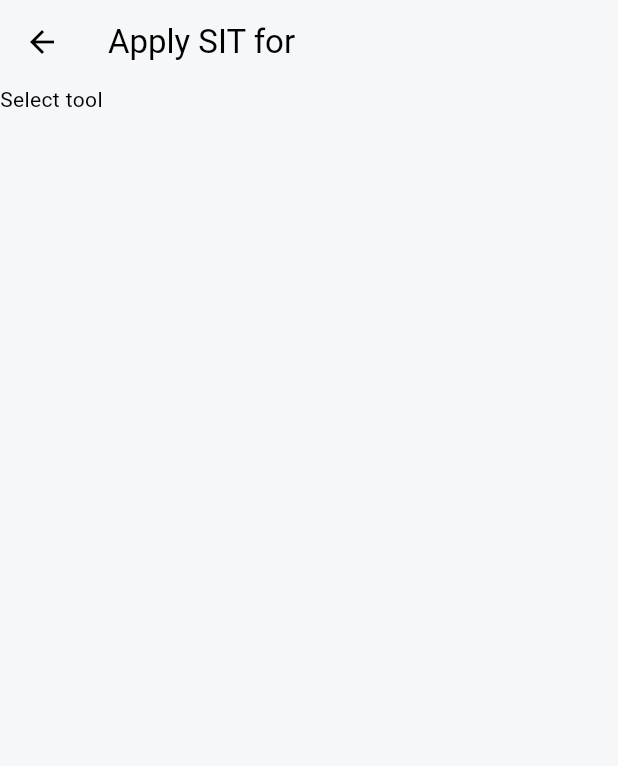
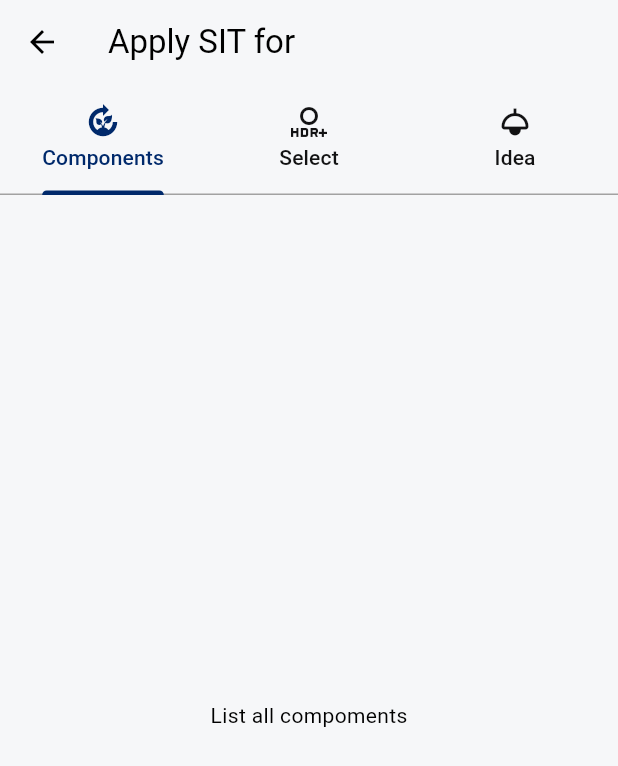
Before and after one commit to flutterandiot/innovation-hub, a Flutter app: the SITMethodPage screen opened directly with empty values, after a tap on the "arrow back" icon, on a phone screen of 412 x 824 dp. Shown: the top 766 px of the screen. Run offline on Flutter 3.47's test engine with Material 2 defaults, Android fonts, the light colour scheme and no system bars; our stand-ins replace adaptive_dialog, flex_color_scheme, flutter_hooks, flutter_riverpod, go_router, lottie and 2 more; missing offline and left inert: flutter_adaptive_scaffold; generated files the repository leaves out were written again.

Commit message:
Add tabbar

```diff
--- a/source/innovation_hub/lib/app/project/sit_method_page.dart
+++ b/source/innovation_hub/lib/app/project/sit_method_page.dart
@@ -1,11 +1,12 @@
 // ignore_for_file: public_member_api_docs, sort_constructors_first
 import 'package:flutter/material.dart';
+import 'package:flutter_riverpod/flutter_riverpod.dart';
 import 'package:go_router/go_router.dart';
 import 'package:innovation_hub/app_routing.dart';
 
 import 'model/project_model.dart';
 
-class SITMethodPage extends StatelessWidget {
+class SITMethodPage extends ConsumerStatefulWidget {
   const SITMethodPage({
     Key? key,
     required this.project,
@@ -13,29 +14,70 @@ class SITMethodPage extends StatelessWidget {
 
   final Project project;
   @override
+  ConsumerState<SITMethodPage> createState() => _SITMethodPageState();
+}
+
+class _SITMethodPageState extends ConsumerState<SITMethodPage> with TickerProviderStateMixin {
+  late TabController _tabController;
+  @override
+  void initState() {
+    super.initState();
+    _tabController = TabController(length: 3, vsync: this);
+  }
+
+  @override
   Widget build(BuildContext context) {
     return WillPopScope(
       onWillPop: () async {
         return false;
       },
+      child: DefaultTabController(
+        length: 3,
+        initialIndex: 0,
         child: Scaffold(
           appBar: AppBar(
-          title: Text('Apply SIT for ${project.name}'),
+            title: Text('Apply SIT for ${widget.project.name}'),
             leading: IconButton(
               onPressed: () {
                 context.goNamed(
                   AppRoute.projectPage.name,
-                params: {'id': project.id},
-                extra: project,
+                  params: {'id': widget.project.id},
+                  extra: widget.project,
                 );
               },
               tooltip: 'Go back to project page',
               icon: const Icon(Icons.arrow_back),
             ),
+            bottom: TabBar(
+              controller: _tabController,
+              tabs: const [
+                Tab(
+                  text: 'Components',
+                  icon: Icon(Icons.compost),
                 ),
-        body: SingleChildScrollView(
-          child: Column(
-            children: const [Text('Select tool')],
+                Tab(
+                  text: 'Select',
+                  icon: Icon(Icons.hdr_on_select),
+                ),
+                Tab(
+                  text: 'Idea',
+                  icon: Icon(Icons.light),
+                ),
+              ],
+            ),
+          ),
+          body: const TabBarView(
+            children: [
+              Center(
+                child: Text('List all compoments'),
+              ),
+              Center(
+                child: Text('Select a compoment'),
+              ),
+              Center(
+                child: Text('Ideas'),
+              ),
+            ],
           ),
         ),
       ),
```
Lines whose indentation alone changed are shown as unchanged.
